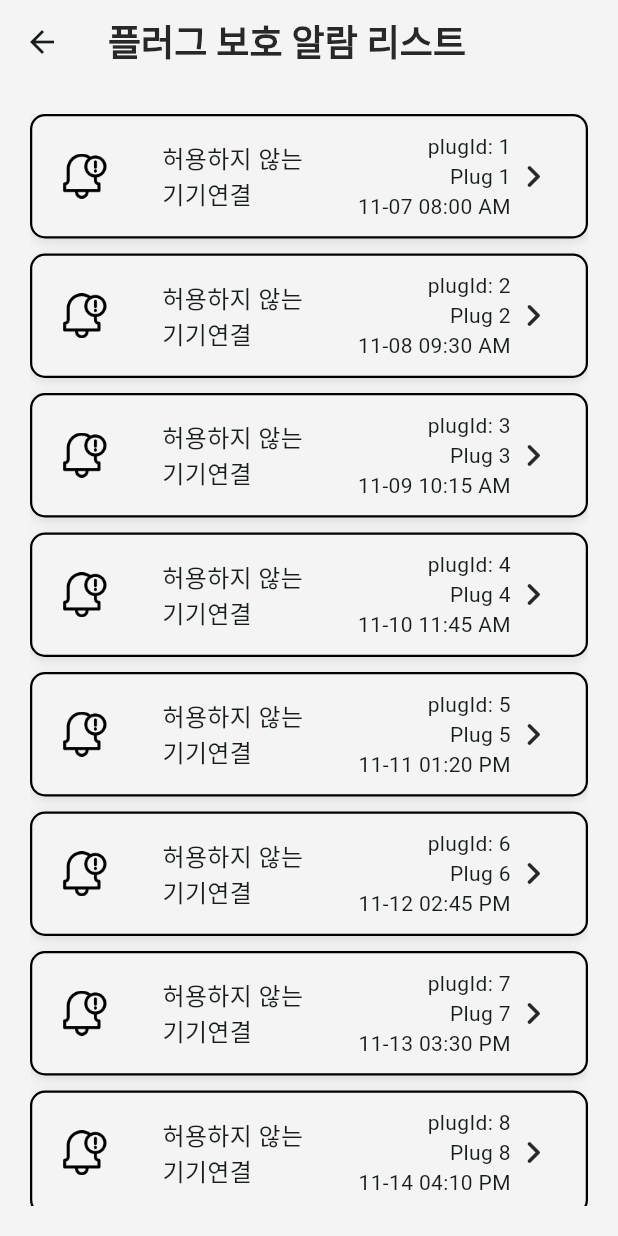
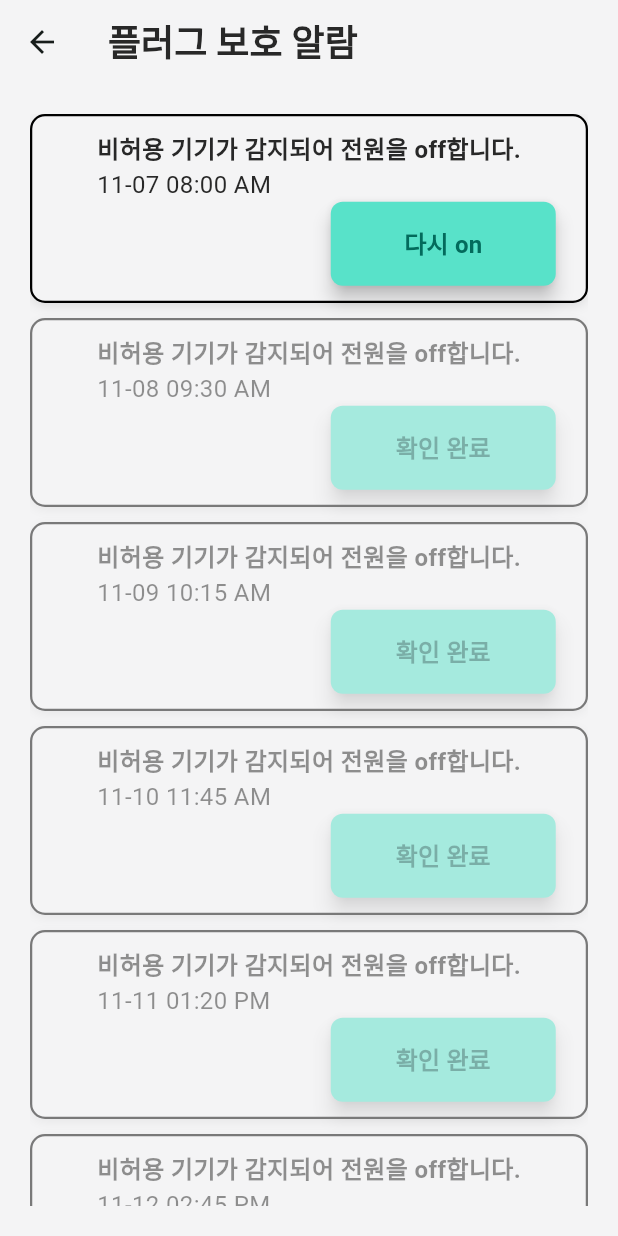
Before and after one commit to CAU-Capstone-PPL/CafePlugGuardian-WebClient, a Flutter app: the AlertScreen screen opened by its route, on a phone screen of 412 x 824 dp. Run offline on Flutter 3.47's test engine with Material 2 defaults, Android fonts, the light colour scheme and no system bars; Roboto replaces fonts that are missing (Gmarket).

Commit message:
design: 알람 위젯 ui 변경

```diff
--- a/lib/models/alert_model.dart
+++ b/lib/models/alert_model.dart
@@ -1,9 +1,11 @@
 class AlertModel {
   final String plugName, blockingTime;
   final int plugId;
+  final bool check;
 
   AlertModel.fromJson(Map<String, dynamic> json)
       : plugId = json['plugId'],
         plugName = json['plugName'],
-        blockingTime = json['blockingTime'];
+        blockingTime = json['blockingTime'],
+        check = json['check'];
 }
--- a/lib/screens/alert_screen.dart
+++ b/lib/screens/alert_screen.dart
@@ -26,7 +26,7 @@ class _AlertScreenState extends State<AlertScreen> {
       backgroundColor: AppColor.background,
       appBar: AppBar(
         title: const AppBarText(
-          content: '플러그 보호 알람 리스트',
+          content: '플러그 보호 알람',
         ),
         backgroundColor: AppColor.background,
       ),
@@ -39,13 +39,14 @@ class _AlertScreenState extends State<AlertScreen> {
               return ListView.separated(
                 itemCount: snapshot.data!.length,
                 separatorBuilder: (context, index) =>
-                    const SizedBox(height: 10), // 예시로 간격을 10으로 설정
+                    const SizedBox(height: 10),
                 itemBuilder: (context, index) {
                   var alert = snapshot.data![index];
                   return Alert(
                     plugId: alert.plugId,
                     plugName: alert.plugName,
                     blockingTime: alert.blockingTime,
+                    check: alert.check,
                   );
                 },
               );
--- a/lib/screens/login_page.dart
+++ b/lib/screens/login_page.dart
@@ -1,5 +1,4 @@
 import 'package:flutter/material.dart';
-import 'package:webclient/screens/home_screen.dart';
 import 'package:webclient/style.dart';
 import 'package:webclient/widgets/custom_button_widget.dart';
 
--- a/lib/screens/pin_input_screen.dart
+++ b/lib/screens/pin_input_screen.dart
@@ -1,6 +1,5 @@
 import 'dart:math';
 import 'package:flutter/material.dart';
-import 'package:webclient/screens/home_screen.dart';
 import 'package:webclient/style.dart';
 import 'package:webclient/widgets/custom_button_widget.dart';
 
--- a/lib/services/data_test.dart
+++ b/lib/services/data_test.dart
@@ -149,65 +149,78 @@ const List<Map<String, dynamic>> dummyDataAlerts = [
     'plugId': 1,
     'plugName': 'Plug 1',
     'blockingTime': '11-07 08:00 AM',
+    'check': false,
   },
   {
     'plugId': 2,
     'plugName': 'Plug 2',
     'blockingTime': '11-08 09:30 AM',
+    'check': true,
   },
   {
     'plugId': 3,
     'plugName': 'Plug 3',
     'blockingTime': '11-09 10:15 AM',
+    'check': true,
   },
   {
     'plugId': 4,
     'plugName': 'Plug 4',
     'blockingTime': '11-10 11:45 AM',
+    'check': true,
   },
   {
     'plugId': 5,
     'plugName': 'Plug 5',
     'blockingTime': '11-11 01:20 PM',
+    'check': true,
   },
   {
     'plugId': 6,
     'plugName': 'Plug 6',
     'blockingTime': '11-12 02:45 PM',
+    'check': true,
   },
   {
     'plugId': 7,
     'plugName': 'Plug 7',
     'blockingTime': '11-13 03:30 PM',
+    'check': true,
   },
   {
     'plugId': 8,
     'plugName': 'Plug 8',
     'blockingTime': '11-14 04:10 PM',
+    'check': true,
   },
   {
     'plugId': 9,
     'plugName': 'Plug 9',
     'blockingTime': '11-15 05:45 PM',
+    'check': true,
   },
   {
     'plugId': 10,
     'plugName': 'Plug 10',
     'blockingTime': '11-16 07:00 PM',
+    'check': true,
   },
   {
     'plugId': 11,
     'plugName': 'Plug 11',
     'blockingTime': '11-17 08:15 PM',
+    'check': true,
   },
   {
     'plugId': 12,
     'plugName': 'Plug 12',
     'blockingTime': '11-18 09:30 PM',
+    'check': true,
   },
   {
     'plugId': 13,
     'plugName': 'Plug 13',
     'blockingTime': '11-19 10:45 PM',
+    'check': true,
   },
 ];
--- a/lib/widgets/alert_widget.dart
+++ b/lib/widgets/alert_widget.dart
@@ -1,20 +1,25 @@
 import 'package:flutter/material.dart';
 import 'package:webclient/style.dart';
+import 'package:webclient/widgets/custom_button_widget.dart';
 
 class Alert extends StatelessWidget {
   final int plugId;
   final String plugName;
   final String blockingTime;
+  final bool check;
   const Alert({
     super.key,
     required this.plugId,
     required this.plugName,
     required this.blockingTime,
+    required this.check,
   });
 
   @override
   Widget build(BuildContext context) {
-    return Container(
+    return Opacity(
+      opacity: check == false ? 1 : 0.5,
+      child: Container(
         decoration: BoxDecoration(
           border: Border.all(width: 1.5),
           borderRadius: BorderRadius.circular(10),
@@ -32,42 +37,27 @@ class Alert extends StatelessWidget {
             vertical: 10,
             horizontal: 20,
           ),
-        child: Row(
-          mainAxisAlignment: MainAxisAlignment.spaceBetween,
+          child: Column(
             children: [
-            Expanded(
-              child: Row(
-                mainAxisAlignment: MainAxisAlignment.spaceBetween,
+              Column(
+                crossAxisAlignment: CrossAxisAlignment.start,
                 children: [
-                  const Image(
-                    image: AssetImage('assets/alert.png'),
-                    width: 30,
+                  const BoldText(content: '비허용 기기가 감지되어 전원을 off합니다.'),
+                  NormalText(
+                    content: blockingTime,
                   ),
-                  const Text(
-                    '허용하지 않는\n기기연결',
-                    style: TextStyle(fontSize: 16),
-                  ),
-                  Column(crossAxisAlignment: CrossAxisAlignment.end, children: [
-                    Text('plugId: $plugId'),
-                    Text(plugName),
-                    Text(blockingTime),
-                  ])
                 ],
               ),
-              /*Text(
-                '$plugName에서 비정상적인 전자기기가 $blockingTime에 감지되었습니다.',
-                style: const TextStyle(
-                  color: AppColor.text,
-                  fontSize: 16,
-                ),
-              ),*/
-            ),
-            const Icon(
-              Icons.chevron_right_rounded,
-              color: AppColor.text,
-              size: 30,
+              Row(
+                mainAxisAlignment: MainAxisAlignment.end,
+                children: [
+                  check == false
+                      ? CustomButton(content: '다시 on', onPressed: () {})
+                      : CustomButton(content: '확인 완료', onPressed: () {})
+                ],
               ),
             ],
+          ),
         ),
       ),
     );
```
Lines whose indentation alone changed are shown as unchanged.
